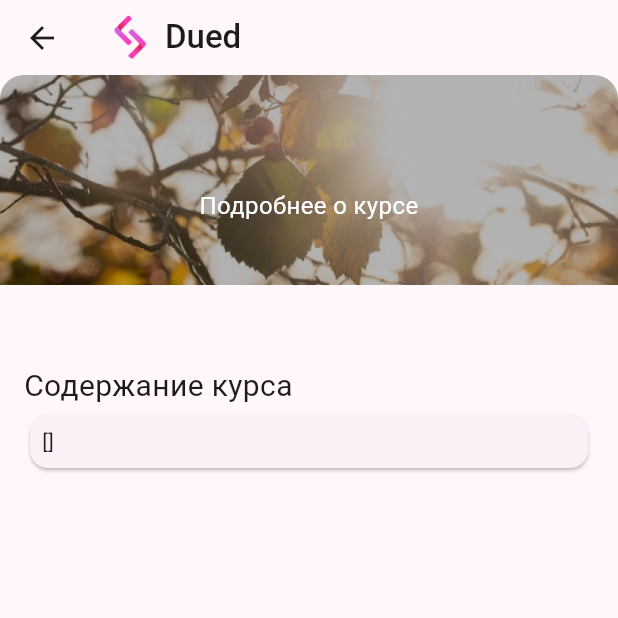
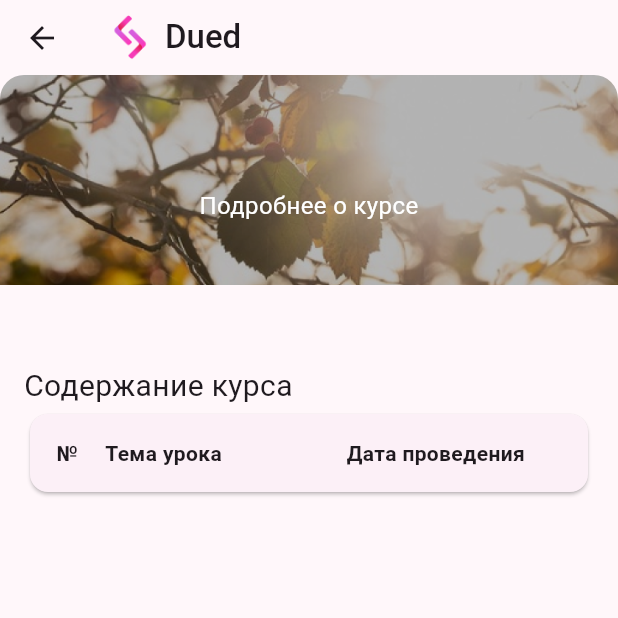
Before and after one commit to Snedson/dued-mobile, a Flutter app: the CoursePage screen opened directly with empty values, on a phone screen of 412 x 824 dp, the top half of it. Run offline on Flutter 3.47's test engine with Material 3 defaults, Android fonts, the phone set to English and light mode, and no system bars; our stand-ins replace calendar_view, dio, equatable, flutter_bloc, freezed_annotation, get_it and 3 more; generated files the repository leaves out were written again; network calls fail.

Commit message:
adds lessons table to course_page

```diff
--- a/lib/presentation/pages/course_page.dart
+++ b/lib/presentation/pages/course_page.dart
@@ -1,5 +1,6 @@
 import 'package:flutter/material.dart';
 import 'package:snedson_dued/data/dtos/course.dart';
+import 'package:snedson_dued/data/dtos/lesson.dart';
 import 'package:snedson_dued/presentation/widgets/dued_appbar.dart';
 import 'package:snedson_dued/presentation/widgets/dued_header.dart';
 
@@ -20,6 +21,8 @@ class CoursePage extends StatelessWidget {
           ),
           SingleChildScrollView(
             padding: const EdgeInsets.all(16),
+            child: SizedBox(
+              width: 980,
               child: Column(
                 crossAxisAlignment: CrossAxisAlignment.start,
                 children: [
@@ -29,16 +32,53 @@ class CoursePage extends StatelessWidget {
                   Card(
                     child: Container(
                       width: double.infinity,
-                    padding: const EdgeInsets.all(8),
+                      padding: const EdgeInsets.symmetric(vertical: 8),
                       child: Column(
                         crossAxisAlignment: CrossAxisAlignment.start,
                         children: [
-                        Text(course.lessons.toString()),
+                          Table(
+                            defaultVerticalAlignment: TableCellVerticalAlignment.middle,
+                            border: TableBorder(
+                                horizontalInside: BorderSide(
+                              color: Theme.of(context).colorScheme.outlineVariant,
+                            )),
+                            columnWidths: const {
+                              0: FixedColumnWidth(50),
+                            },
+                            children: [
+                              const TableRow(
+                                children: [
+                                  Padding(
+                                    padding: EdgeInsets.symmetric(vertical: 8),
+                                    child: Text('№', textAlign: TextAlign.center, style: TextStyle(fontWeight: FontWeight.w600)),
+                                  ),
+                                  Text('Тема урока', style: TextStyle(fontWeight: FontWeight.w600)),
+                                  Text('Дата проведения', style: TextStyle(fontWeight: FontWeight.w600)),
+                                ],
+                              ),
+                              ...(course.lessons ?? []).asMap().entries.map((entry) {
+                                final (int number, Lesson lesson) = (entry.key + 1, entry.value);
+
+                                return TableRow(children: [
+                                  Padding(
+                                    padding: const EdgeInsets.symmetric(vertical: 8),
+                                    child: Text('$number', textAlign: TextAlign.center, style: const TextStyle(fontWeight: FontWeight.w600)),
+                                  ),
+                                  Padding(
+                                    padding: const EdgeInsets.all(8),
+                                    child: Text(lesson.title),
+                                  ),
+                                  Text(lesson.date),
+                                ]);
+                              }),
+                            ],
+                          ),
                         ],
                       ),
                     ),
                   ),
                 ],
+              ),
             ),
           )
         ],
```
Also changed, not shown: lib/presentation/pages/home_page.dart (+31 -9 lines), lib/presentation/pages/search_page.dart (+28 -3 lines). Lines whose indentation alone changed are shown as unchanged.
